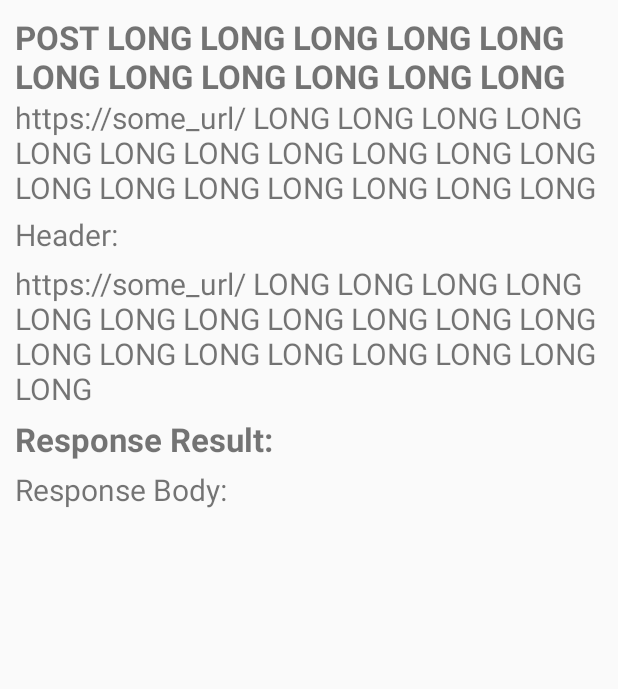
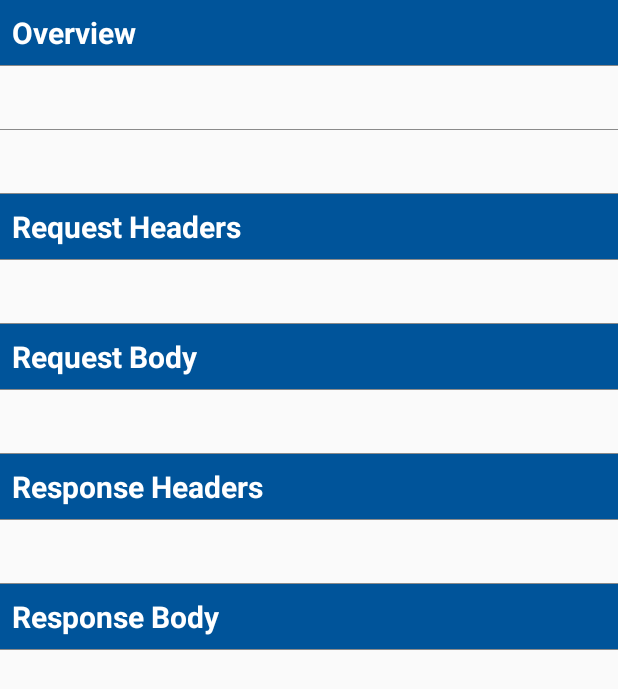
Before and after one commit to johnsonandjohnson/Guppy-Android, an Android app: the layout request_detail_dialog.xml on its own in the app's theme, with its tools: preview values and no code run, on a phone screen of 412 x 824 dp. Shown: the top 689 px of the screen. Run offline under Robolectric (Android 15) with nearby library versions, the phone set to English and light mode, and no system bars.

Commit message:
Add section headers to request details

```diff
--- a/guppy/src/main/java/com/jnj/guppy/ui/RequestDetailDialogFragment.kt
+++ b/guppy/src/main/java/com/jnj/guppy/ui/RequestDetailDialogFragment.kt
@@ -41,13 +41,11 @@ class RequestDetailDialogFragment : DialogFragment() {
             dialog.window?.setLayout(ViewGroup.LayoutParams.MATCH_PARENT, ViewGroup.LayoutParams.MATCH_PARENT)
 
             guppyData?.let { data ->
-                dialog.findViewById<TextView>(R.id.request_url).text = data.host
+                dialog.findViewById<TextView>(R.id.request_type).text = data.requestType
+                dialog.findViewById<TextView>(R.id.request_status).text = data.statusMessage
+                dialog.findViewById<TextView>(R.id.request_headers).text = data.requestHeaders
                 dialog.findViewById<TextView>(R.id.request_body).text = data.requestBody
-
-                dialog.findViewById<TextView>(R.id.request_headers).text = data.requestHeaders
-
-                dialog.findViewById<TextView>(R.id.request_type).text = data.requestType
-                dialog.findViewById<TextView>(R.id.response_result).text = data.responseResult
+                dialog.findViewById<TextView>(R.id.response_headers).text = data.responseHeaders
                 dialog.findViewById<TextView>(R.id.response_body).text = formatJson(data.responseBody)
             }
             onViewCreated(view, savedInstanceState)
--- a/guppy/src/main/res/layout/request_detail_dialog.xml
+++ b/guppy/src/main/res/layout/request_detail_dialog.xml
@@ -1,6 +1,5 @@
 <?xml version="1.0" encoding="utf-8"?>
 <ScrollView xmlns:android="http://schemas.android.com/apk/res/android"
-    xmlns:tools="http://schemas.android.com/tools"
     android:layout_width="match_parent"
     android:layout_height="wrap_content"
     android:fillViewport="true">
@@ -9,70 +8,58 @@
         android:layout_width="match_parent"
         android:layout_height="wrap_content"
         android:layout_marginBottom="10dp"
+        android:divider="@drawable/divider"
         android:orientation="vertical"
-        android:padding="10dp">
+        android:showDividers="middle">
+
+        <TextView
+            android:id="@+id/overview"
+            style="@style/textLabel"
+            android:text="@string/overview" />
 
         <TextView
             android:id="@+id/request_type"
-            android:layout_width="wrap_content"
-            android:layout_height="wrap_content"
-            android:layout_marginEnd="5dp"
-            android:ellipsize="end"
-            android:maxLines="2"
-            android:textIsSelectable="true"
-            android:textSize="22sp"
-            android:textStyle="bold"
-            tools:text="POST LONG LONG LONG LONG LONG LONG LONG LONG LONG LONG LONG LONG LONG LONG " />
+            style="@style/textValue" />
 
         <TextView
-            android:id="@+id/request_url"
-            android:layout_width="match_parent"
-            android:layout_height="wrap_content"
-            android:layout_marginBottom="5dp"
-            android:ellipsize="end"
-            android:maxLines="3"
-            android:textIsSelectable="true"
-            android:textSize="20sp"
-            tools:text="https://some_url/ LONG LONG LONG LONG LONG LONG LONG LONG LONG LONG LONG LONG LONG LONG LONG LONG LONG LONG LONG" />
+            android:id="@+id/request_status"
+            style="@style/textValue" />
+
+        <TextView
+            android:id="@+id/request_headers_label"
+            style="@style/textLabel"
+            android:text="@string/request_header" />
 
         <TextView
             android:id="@+id/request_headers"
-            android:layout_width="match_parent"
-            android:layout_height="wrap_content"
-            android:layout_marginBottom="5dp"
-            android:textIsSelectable="true"
-            android:textSize="20sp"
-            tools:text="Header: " />
+            style="@style/textValue" />
+
+        <TextView
+            android:id="@+id/request_body_label"
+            style="@style/textLabel"
+            android:text="@string/request_body" />
 
         <TextView
             android:id="@+id/request_body"
-            android:layout_width="match_parent"
-            android:layout_height="wrap_content"
-            android:layout_marginBottom="5dp"
-            android:textIsSelectable="true"
-            android:textSize="20sp"
-            tools:text="https://some_url/ LONG LONG LONG LONG LONG LONG LONG LONG LONG LONG LONG LONG LONG LONG LONG LONG LONG LONG LONG" />
+            style="@style/textValue" />
 
         <TextView
-            android:id="@+id/response_result"
-            android:layout_width="match_parent"
-            android:layout_height="wrap_content"
-            android:layout_marginBottom="5dp"
-            android:ellipsize="end"
-            android:maxLines="3"
-            android:textIsSelectable="true"
-            android:textSize="22sp"
-            android:textStyle="bold"
-            tools:text="Response Result:" />
+            android:id="@+id/response_headers_label"
+            style="@style/textLabel"
+            android:text="@string/response_headers" />
+
+        <TextView
+            android:id="@+id/response_headers"
+            style="@style/textValue" />
+
+        <TextView
+            android:id="@+id/response_body_label"
+            style="@style/textLabel"
+            android:text="@string/response_body" />
 
         <TextView
             android:id="@+id/response_body"
-            android:layout_width="match_parent"
-            android:layout_height="wrap_content"
-            android:layout_marginBottom="5dp"
-            android:textIsSelectable="true"
-            android:textSize="20sp"
-            tools:text="Response Body: " />
+            style="@style/textValue" />
 
     </LinearLayout>
 
--- a/guppy/src/main/res/values/colors.xml
+++ b/guppy/src/main/res/values/colors.xml
@@ -5,4 +5,6 @@
 
     <color name="green_700">#388e3c</color>
     <color name="red_700">#d32f2f</color>
+    <color name="white">#fff</color>
+    <color name="dark_blue">#00549A</color>
 </resources>
--- a/guppy/src/main/res/values/strings.xml
+++ b/guppy/src/main/res/values/strings.xml
@@ -1,14 +1,10 @@
 <resources>
     <string name="guppy_name">Guppy</string>
+    <string name="overview">Overview</string>
     <string name="guppy_version_string">Guppy Version %1$s</string>
-    <string name="request_type">Request Type:</string>
-    <string name="url">URL:</string>
     <string name="request_content_type">Request Content Type:</string>
-    <string name="request_header">Request Header:</string>
-    <string name="request_body">Request Body:</string>
-    <string name="response_content_type">Response Content Type:</string>
-    <string name="response_content_length">Response Content Length:</string>
-    <string name="response_result">Response Result:</string>
-    <string name="response_headers">Response Headers:</string>
-    <string name="response_body">Response Body:</string>
+    <string name="request_header">Request Headers</string>
+    <string name="request_body">Request Body</string>
+    <string name="response_headers">Response Headers</string>
+    <string name="response_body">Response Body</string>
 </resources>
--- /dev/null
+++ b/guppy/src/main/res/values/styles.xml
@@ -0,0 +1,24 @@
+<?xml version="1.0" encoding="utf-8"?>
+<resources>
+
+    <style name="textValue">
+        <item name="android:padding">8dp</item>
+        <item name="android:textIsSelectable">true</item>
+        <item name="android:textSize">19sp</item>
+        <item name="android:layout_marginEnd">5dp</item>
+        <item name="android:layout_height">wrap_content</item>
+        <item name="android:layout_width">wrap_content</item>
+        <item name="android:ellipsize">end</item>
+    </style>
+
+    <style name="textLabel">
+        <item name="android:layout_height">wrap_content</item>
+        <item name="android:layout_width">match_parent</item>
+        <item name="android:padding">8dp</item>>
+        <item name="android:background">@color/dark_blue</item>
+        <item name="android:textIsSelectable">true</item>
+        <item name="android:textSize">20sp</item>
+        <item name="android:textStyle">bold</item>
+        <item name="android:textColor">@color/white</item>
+    </style>
+</resources>
```
